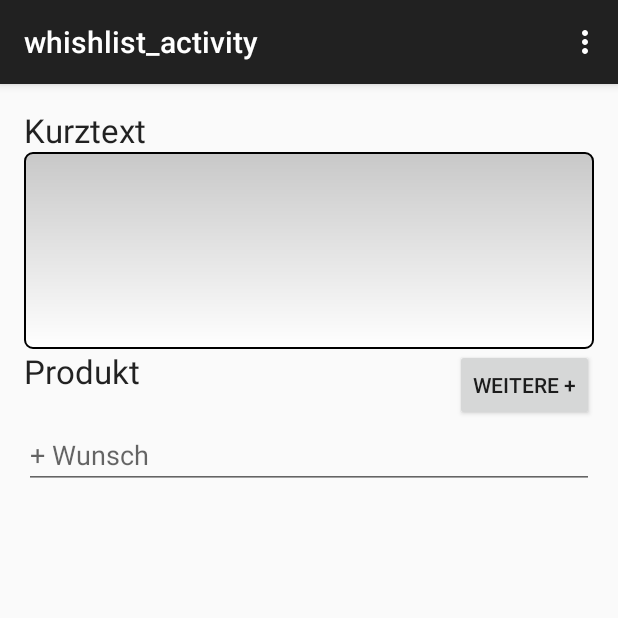
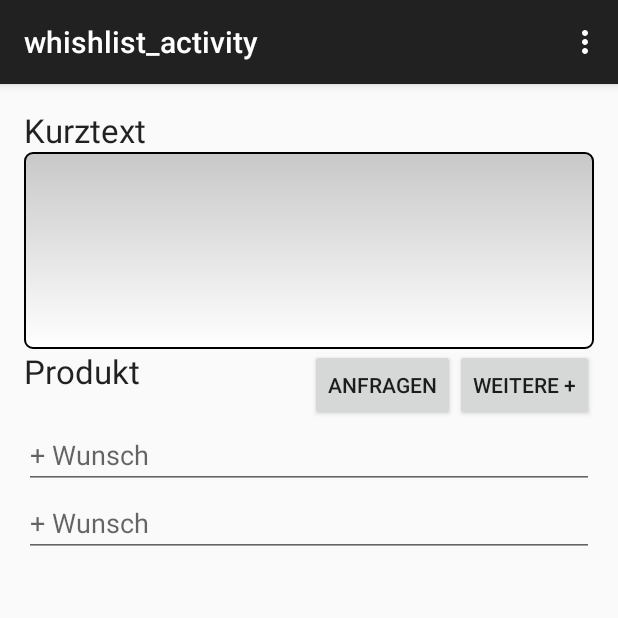
Before and after one commit to tetee/ShelpApp, an Android app: the whishlist_activity screen opened directly, with no data from a screen before it, after a tap on "WEITERE +", on a phone screen of 412 x 824 dp, the top half of it. Run offline under Robolectric (Android 15) with nearby library versions, the phone set to English and light mode, and no system bars.

Commit message:
wishlist dynamic button/request toast

```diff
--- a/app/src/main/java/de/fh_muenster/shelpapp/ShelpAppAndroid/whishlist_activity.java
+++ b/app/src/main/java/de/fh_muenster/shelpapp/ShelpAppAndroid/whishlist_activity.java
@@ -1,6 +1,8 @@
 package de.fh_muenster.shelpapp.ShelpAppAndroid;
 
-import android.graphics.Color;
+
+import android.content.Context;
+import android.content.Intent;
 import android.support.v7.app.ActionBarActivity;
 import android.os.Bundle;
 import android.view.Menu;
@@ -9,23 +11,25 @@ import android.view.View;
 import android.view.ViewGroup;
 import android.widget.Button;
 import android.widget.EditText;
-import android.widget.LinearLayout;
 import android.widget.RelativeLayout;
-import android.widget.ScrollView;
-import android.widget.TextView;
 import android.widget.Toast;
 
 
 import de.fh_muenster.shelpapp.R;
 
-import static android.widget.GridLayout.*;
+
 
 public class whishlist_activity extends ActionBarActivity {
+
+    private int lastEditText = R.id.editTextWishList;
+    private int idEditText = 1;
 
     @Override
     protected void onCreate(Bundle savedInstanceState) {
         super.onCreate(savedInstanceState);
         setContentView(R.layout.activity_whishlist_activity);
+
+
     }
 
 
@@ -55,10 +59,25 @@ public class whishlist_activity extends ActionBarActivity {
         RelativeLayout ll = (RelativeLayout) findViewById(R.id.relativeLayout);
 
         RelativeLayout.LayoutParams relativeParams = new RelativeLayout.LayoutParams(ViewGroup.LayoutParams.MATCH_PARENT, ViewGroup.LayoutParams.FILL_PARENT);
-        relativeParams.addRule(RelativeLayout.BELOW, R.id.button);
+        relativeParams.addRule(RelativeLayout.BELOW, lastEditText);
+        this.idEditText++;
         EditText et = new EditText(this);
+        et.setId(idEditText);
+        this.lastEditText = et.getId();
         et.setHint("+ Wunsch");
         ll.addView(et, relativeParams);
+    }
 
+    public void requestWishList(View view) {
+        //Toast anzeigen
+        //Context context = getApplicationContext();
+        //CharSequence text = "Anfrage erfolgreich gesendet!";
+        //int duration = Toast.LENGTH_SHORT;
+        //Toast toast = Toast.makeText(context, text, duration);
+        //toast.show();
+        Toast.makeText(getApplicationContext(), "Anfrage erfolgreich gesendet!", Toast.LENGTH_SHORT).show();
+
+        Intent i = new Intent(this, shelp_activity.class);
+        startActivity(i);
     }
 }
--- a/app/src/main/res/layout/activity_whishlist_activity.xml
+++ b/app/src/main/res/layout/activity_whishlist_activity.xml
@@ -47,12 +47,33 @@
         android:layout_width="wrap_content"
         android:layout_height="wrap_content"
         android:text="@string/newTextView"
-        android:id="@+id/button"
+        android:id="@+id/buttonNext"
         android:layout_alignTop="@+id/productWish"
         android:layout_alignParentRight="true"
         android:layout_alignParentEnd="true"
         android:onClick="addTextView"/>
 
+    <Button
+        style="?android:attr/buttonStyleSmall"
+        android:layout_width="wrap_content"
+        android:layout_height="wrap_content"
+        android:text="@string/requestWishList"
+        android:id="@+id/buttonRequest"
+        android:layout_alignTop="@+id/productWish"
+        android:layout_toLeftOf="@+id/buttonNext"
+        android:layout_toStartOf="@+id/buttonNext"
+        android:onClick="requestWishList" />
+
+    <EditText
+        android:layout_width="match_parent"
+        android:layout_height="wrap_content"
+        android:hint="+ Wunsch"
+        android:id="@+id/editTextWishList"
+        android:layout_below="@+id/buttonRequest"
+        android:layout_alignParentLeft="true"
+        android:layout_alignParentStart="true"
+        android:onClick="requestWishList"/>
+
 
 </RelativeLayout>
 </ScrollView>
--- a/app/src/main/res/values/strings.xml
+++ b/app/src/main/res/values/strings.xml
@@ -52,6 +52,8 @@
     <string name="wish">Kurztext</string>
     <string name="productWish">Produkt</string>
     <string name="newTextView">weitere +</string>
+    <string name="requestWishList">Anfragen</string>
+
 
     <string-array name="citySpinner">
         <item>Münster</item>
```
